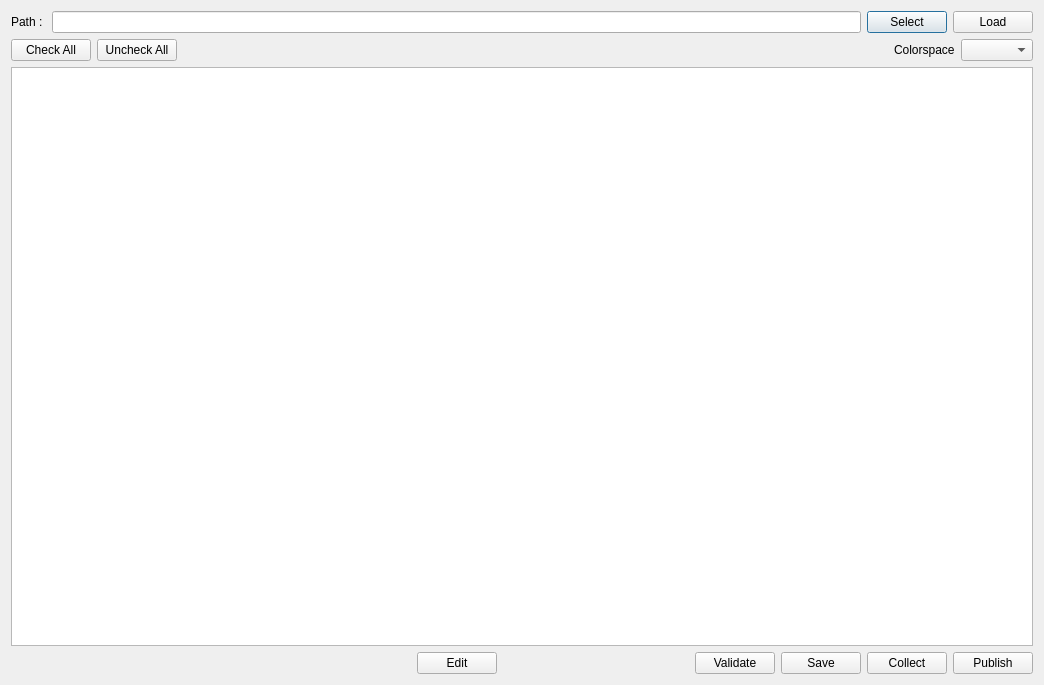
Old version of the form resources/dialog.ui in the repository onetera/tk-iomanager.
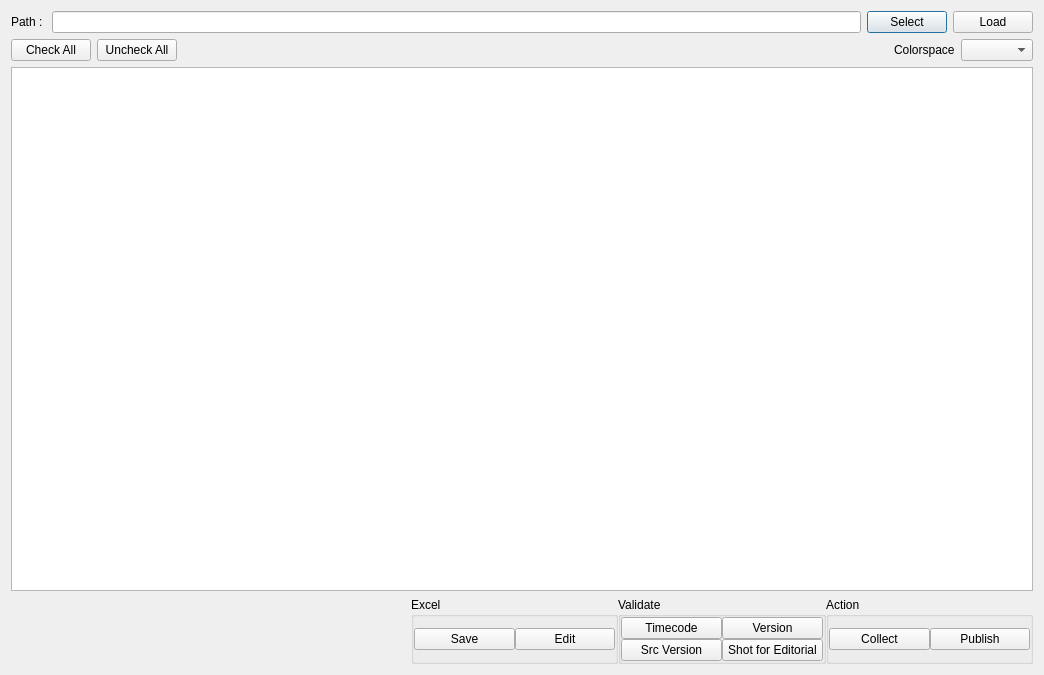
New version of the form.

Diff of the .ui file:
```diff
--- a/resources/dialog.ui
+++ b/resources/dialog.ui
@@ -7,7 +7,7 @@
     <x>0</x>
     <y>0</y>
     <width>1044</width>
-    <height>685</height>
+    <height>675</height>
    </rect>
   </property>
   <property name="windowTitle">
@@ -87,7 +87,10 @@
     <widget class="QTableView" name="seq_model_view"/>
    </item>
    <item>
-    <layout class="QHBoxLayout" name="horizontalLayout">
+    <layout class="QHBoxLayout" name="horizontalLayout_4">
+     <property name="spacing">
+      <number>0</number>
+     </property>
      <item>
       <widget class="QLabel" name="excel_file_label">
        <property name="minimumSize">
@@ -102,39 +105,116 @@
       </widget>
      </item>
      <item>
+      <widget class="QGroupBox" name="groupBox_2">
+       <property name="title">
+        <string>Excel</string>
+       </property>
+       <layout class="QHBoxLayout" name="horizontalLayout_5">
+        <property name="spacing">
+         <number>0</number>
+        </property>
+        <property name="leftMargin">
+         <number>0</number>
+        </property>
+        <property name="topMargin">
+         <number>0</number>
+        </property>
+        <property name="rightMargin">
+         <number>0</number>
+        </property>
+        <property name="bottomMargin">
+         <number>0</number>
+        </property>
+        <item>
+         <widget class="QPushButton" name="save_excel">
+          <property name="text">
+           <string>Save</string>
+          </property>
+         </widget>
+        </item>
+        <item>
       <widget class="QPushButton" name="edit_excel">
        <property name="text">
         <string>Edit</string>
        </property>
       </widget>
      </item>
-     <item>
-      <spacer name="horizontalSpacer_2">
-       <property name="orientation">
-        <enum>Qt::Horizontal</enum>
-       </property>
-       <property name="sizeHint" stdset="0">
-        <size>
-         <width>40</width>
-         <height>20</height>
-        </size>
-       </property>
-      </spacer>
+       </layout>
+      </widget>
      </item>
      <item>
-      <widget class="QPushButton" name="validate_excel">
-       <property name="text">
+      <widget class="QGroupBox" name="groupBox">
+       <property name="title">
         <string>Validate</string>
        </property>
+       <layout class="QGridLayout" name="gridLayout">
+        <property name="leftMargin">
+         <number>0</number>
+        </property>
+        <property name="topMargin">
+         <number>0</number>
+        </property>
+        <property name="rightMargin">
+         <number>0</number>
+        </property>
+        <property name="bottomMargin">
+         <number>0</number>
+        </property>
+        <property name="spacing">
+         <number>0</number>
+        </property>
+        <item row="0" column="0">
+         <widget class="QPushButton" name="v_timecode">
+          <property name="text">
+           <string>Timecode</string>
+          </property>
+         </widget>
+        </item>
+        <item row="0" column="1">
+         <widget class="QPushButton" name="v_org">
+          <property name="text">
+           <string>Version</string>
+          </property>
+         </widget>
+        </item>
+        <item row="1" column="0">
+         <widget class="QPushButton" name="v_src">
+          <property name="text">
+           <string>Src Version</string>
+          </property>
+         </widget>
+        </item>
+        <item row="1" column="1">
+         <widget class="QPushButton" name="v_editor">
+          <property name="text">
+           <string>Shot for Editorial</string>
+          </property>
+         </widget>
+        </item>
+       </layout>
       </widget>
      </item>
      <item>
-      <widget class="QPushButton" name="save_excel">
-       <property name="text">
-        <string>Save</string>
+      <widget class="QGroupBox" name="groupBox_3">
+       <property name="title">
+        <string>Action</string>
        </property>
-      </widget>
-     </item>
+       <layout class="QHBoxLayout" name="horizontalLayout_6">
+        <property name="spacing">
+         <number>0</number>
+        </property>
+        <property name="leftMargin">
+         <number>0</number>
+        </property>
+        <property name="topMargin">
+         <number>0</number>
+        </property>
+        <property name="rightMargin">
+         <number>0</number>
+        </property>
+        <property name="bottomMargin">
+         <number>0</number>
+        </property>
      <item>
       <widget class="QPushButton" name="collect">
        <property name="text">
@@ -147,6 +227,9 @@
        <property name="text">
         <string>Publish</string>
        </property>
+         </widget>
+        </item>
+       </layout>
       </widget>
      </item>
     </layout>
```
Lines whose indentation alone changed are shown as unchanged.
